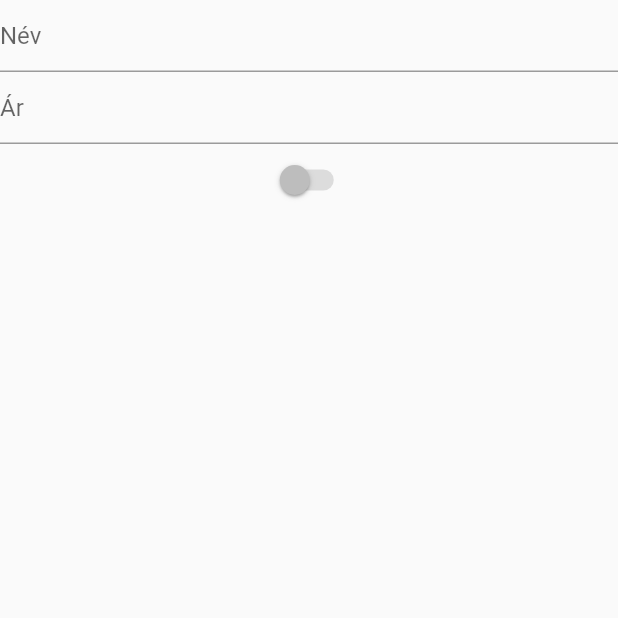
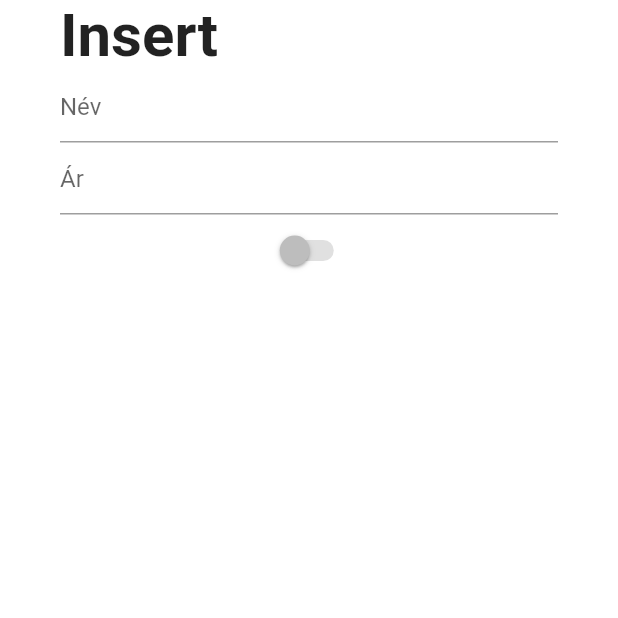
Before and after one commit to leventenyiro/NodeJS-AJAX, a Flutter app: the Insert screen opened by its route, on a phone screen of 412 x 824 dp, the top half of it. Run offline on Flutter 3.47's test engine with Material 2 defaults, Android fonts, the phone set to English and light mode, and no system bars; our stand-ins replace flutter_slidable; network calls fail.

Commit message:
statusbar repair

```diff
--- a/views/mobile/lib/pages/insert.dart
+++ b/views/mobile/lib/pages/insert.dart
@@ -1,4 +1,5 @@
 import 'package:flutter/material.dart';
+import 'package:flutter/services.dart';
 
 class Insert extends StatefulWidget {
   @override
@@ -6,16 +7,49 @@ class Insert extends StatefulWidget {
 }
 
 class _InsertState extends State<Insert> {
+
   @override
   Widget build(BuildContext context) {
-    return Scaffold(
-      body: formInsert(),
+    return AnnotatedRegion(
+      value: SystemUiOverlayStyle(
+        statusBarColor: Colors.white,
+        statusBarBrightness: Brightness.light,
+        statusBarIconBrightness: Brightness.dark
+      ),
+      child: Scaffold(
+        backgroundColor: Colors.white,
+        body: SafeArea(
+          child: Padding(
+            padding: EdgeInsets.fromLTRB(40, 0, 40, 0),
+            child: Column(children: <Widget>[
+              Row(
+                children: <Widget>[
+                  Text(
+                    "Insert",
+                    style: TextStyle(
+                      fontSize: 40.0,
+                      fontWeight: FontWeight.bold,
+                    ),
+                  ),
+                ],
+              ),
+              formInsert(),
+            ],
+            ),
+
+          ),
+        ),
+      ),
     );
+
+
+
   }
 }
 
 Widget formInsert() {
   return Form(
+
     child: Column(
       children: <Widget>[
         TextField(
```
